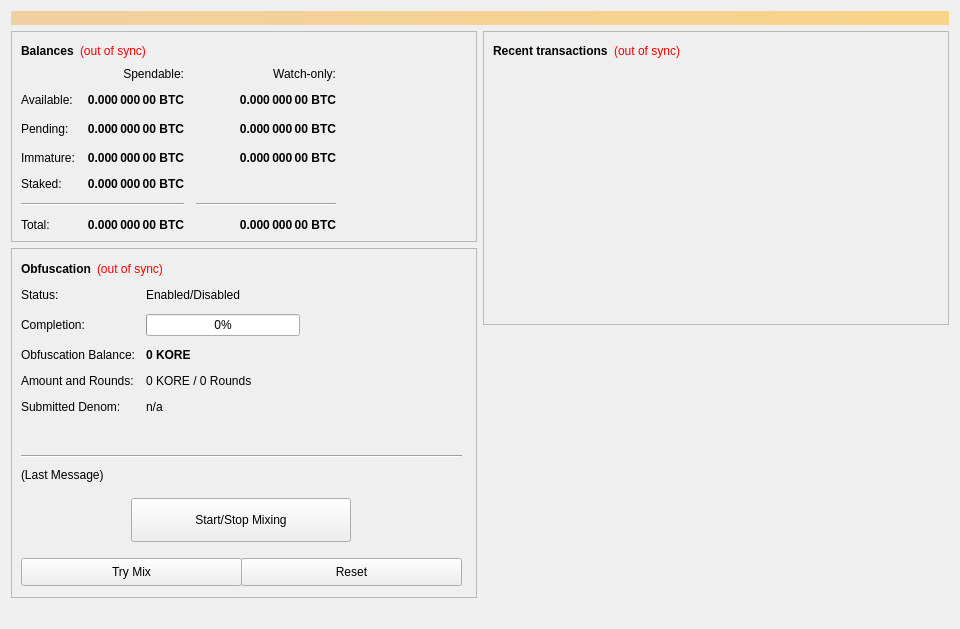
Old version of the form src/qt/forms/overviewpage.ui in the repository mammix2/kore-mammix2.
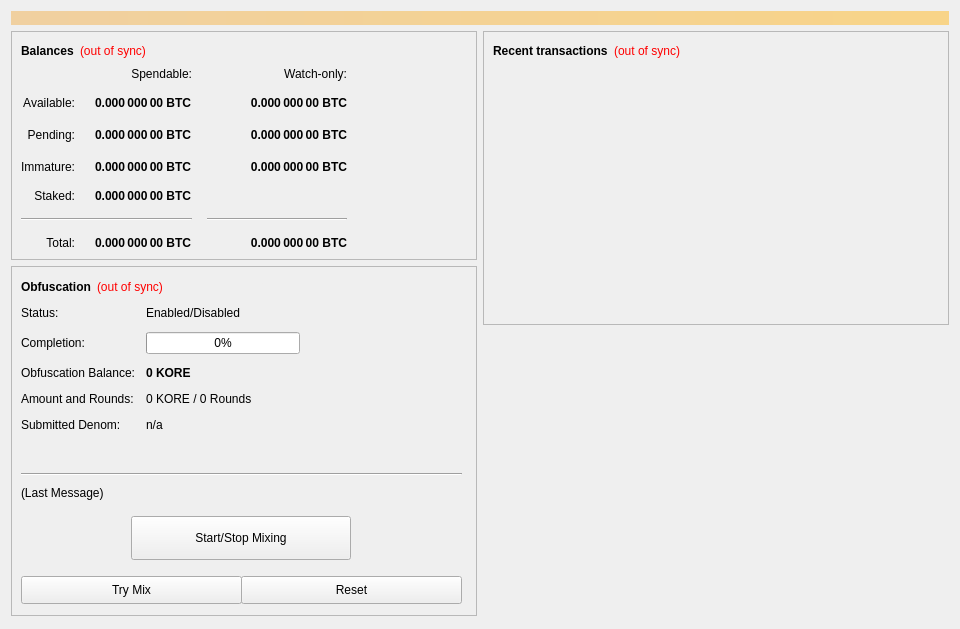
New version of the form.

Commit message: GUI label alignment and CSS

Patch:
```diff
--- a/src/qt/forms/overviewpage.ui
+++ b/src/qt/forms/overviewpage.ui
@@ -100,8 +100,11 @@
           </item>
           <item>
            <layout class="QGridLayout" name="gridLayout">
+            <property name="sizeConstraint">
+             <enum>QLayout::SetDefaultConstraint</enum>
+            </property>
             <property name="spacing">
-             <number>12</number>
+             <number>15</number>
             </property>
             <item row="0" column="1">
              <widget class="QLabel" name="labelSpendable">
@@ -113,6 +116,16 @@
               </property>
              </widget>
             </item>
+            <item row="4" column="0">
+             <widget class="QLabel" name="labelStakedText">
+              <property name="text">
+               <string>Staked:</string>
+              </property>
+              <property name="alignment">
+               <set>Qt::AlignRight|Qt::AlignTrailing|Qt::AlignVCenter</set>
+              </property>
+             </widget>
+            </item>
             <item row="0" column="2">
              <widget class="QLabel" name="labelWatchonly">
               <property name="text">
@@ -128,6 +141,9 @@
               <property name="text">
                <string>Available:</string>
               </property>
+              <property name="alignment">
+               <set>Qt::AlignRight|Qt::AlignTrailing|Qt::AlignVCenter</set>
+              </property>
              </widget>
             </item>
             <item row="1" column="1">
@@ -148,7 +164,10 @@
                <string notr="true">0.000 000 00 BTC</string>
               </property>
               <property name="alignment">
-               <set>Qt::AlignRight|Qt::AlignTrailing|Qt::AlignVCenter</set>
+               <set>Qt::AlignLeading|Qt::AlignLeft|Qt::AlignVCenter</set>
+              </property>
+              <property name="indent">
+               <number>5</number>
               </property>
               <property name="textInteractionFlags">
                <set>Qt::LinksAccessibleByMouse|Qt::TextSelectableByKeyboard|Qt::TextSelectableByMouse</set>
@@ -185,6 +204,9 @@
               <property name="text">
                <string>Pending:</string>
               </property>
+              <property name="alignment">
+               <set>Qt::AlignRight|Qt::AlignTrailing|Qt::AlignVCenter</set>
+              </property>
              </widget>
             </item>
             <item row="2" column="1">
@@ -205,7 +227,10 @@
                <string notr="true">0.000 000 00 BTC</string>
               </property>
               <property name="alignment">
-               <set>Qt::AlignRight|Qt::AlignTrailing|Qt::AlignVCenter</set>
+               <set>Qt::AlignLeading|Qt::AlignLeft|Qt::AlignVCenter</set>
+              </property>
+              <property name="indent">
+               <number>5</number>
               </property>
               <property name="textInteractionFlags">
                <set>Qt::LinksAccessibleByMouse|Qt::TextSelectableByKeyboard|Qt::TextSelectableByMouse</set>
@@ -255,6 +280,9 @@
               <property name="text">
                <string>Immature:</string>
               </property>
+              <property name="alignment">
+               <set>Qt::AlignRight|Qt::AlignTrailing|Qt::AlignVCenter</set>
+              </property>
              </widget>
             </item>
             <item row="3" column="1">
@@ -275,7 +303,10 @@
                <string notr="true">0.000 000 00 BTC</string>
               </property>
               <property name="alignment">
-               <set>Qt::AlignRight|Qt::AlignTrailing|Qt::AlignVCenter</set>
+               <set>Qt::AlignLeading|Qt::AlignLeft|Qt::AlignVCenter</set>
+              </property>
+              <property name="indent">
+               <number>5</number>
               </property>
               <property name="textInteractionFlags">
                <set>Qt::LinksAccessibleByMouse|Qt::TextSelectableByKeyboard|Qt::TextSelectableByMouse</set>
@@ -307,46 +338,20 @@
               </property>
              </widget>
             </item>
-            <item row="4" column="0">
-             <widget class="QLabel" name="labelStakedText">
-              <property name="text">
-               <string>Staked:</string>
-              </property>
-             </widget>
-            </item>
-            <item row="4" column="1">
-             <widget class="QLabel" name="labelStaked">
-              <property name="font">
-               <font>
-                <weight>75</weight>
-                <bold>true</bold>
-               </font>
-              </property>
-              <property name="cursor">
-               <cursorShape>IBeamCursor</cursorShape>
-              </property>
-              <property name="toolTip">
-               <string>Staked or masternode rewards that has not yet matured</string>
-              </property>
-              <property name="text">
-               <string notr="true">0.000 000 00 BTC</string>
-              </property>
-              <property name="alignment">
-               <set>Qt::AlignRight|Qt::AlignTrailing|Qt::AlignVCenter</set>
-              </property>
-              <property name="textInteractionFlags">
-               <set>Qt::LinksAccessibleByMouse|Qt::TextSelectableByKeyboard|Qt::TextSelectableByMouse</set>
-              </property>
-             </widget>
-            </item>
-            <item row="5" column="0" colspan="2">
+            <item row="6" column="0" colspan="2">
              <widget class="Line" name="lineSpendableBalance">
+              <property name="minimumSize">
+               <size>
+                <width>0</width>
+                <height>0</height>
+               </size>
+              </property>
               <property name="orientation">
                <enum>Qt::Horizontal</enum>
               </property>
              </widget>
             </item>
-            <item row="5" column="2">
+            <item row="6" column="2">
              <widget class="Line" name="lineWatchBalance">
               <property name="sizePolicy">
                <sizepolicy hsizetype="Preferred" vsizetype="Fixed">
@@ -365,14 +370,17 @@
               </property>
              </widget>
             </item>
-            <item row="6" column="0">
+            <item row="7" column="0">
              <widget class="QLabel" name="labelTotalText">
               <property name="text">
                <string>Total:</string>
               </property>
+              <property name="alignment">
+               <set>Qt::AlignRight|Qt::AlignTrailing|Qt::AlignVCenter</set>
+              </property>
              </widget>
             </item>
-            <item row="6" column="1">
+            <item row="7" column="1">
              <widget class="QLabel" name="labelTotal">
               <property name="font">
                <font>
@@ -390,14 +398,17 @@
                <string notr="true">0.000 000 00 BTC</string>
               </property>
               <property name="alignment">
-               <set>Qt::AlignRight|Qt::AlignTrailing|Qt::AlignVCenter</set>
+               <set>Qt::AlignLeading|Qt::AlignLeft|Qt::AlignVCenter</set>
+              </property>
+              <property name="indent">
+               <number>5</number>
               </property>
               <property name="textInteractionFlags">
                <set>Qt::LinksAccessibleByMouse|Qt::TextSelectableByKeyboard|Qt::TextSelectableByMouse</set>
               </property>
              </widget>
             </item>
-            <item row="6" column="2">
+            <item row="7" column="2">
              <widget class="QLabel" name="labelWatchTotal">
               <property name="font">
                <font>
@@ -422,6 +433,34 @@
               </property>
              </widget>
             </item>
+            <item row="4" column="1">
+             <widget class="QLabel" name="labelStaked">
+              <property name="font">
+               <font>
+                <weight>75</weight>
+                <bold>true</bold>
+               </font>
+              </property>
+              <property name="cursor">
+               <cursorShape>IBeamCursor</cursorShape>
+              </property>
+              <property name="toolTip">
+               <string>Staked or masternode rewards that has not yet matured</string>
+              </property>
+              <property name="text">
+               <string notr="true">0.000 000 00 BTC</string>
+              </property>
+              <property name="alignment">
+               <set>Qt::AlignLeading|Qt::AlignLeft|Qt::AlignVCenter</set>
+              </property>
+              <property name="indent">
+               <number>5</number>
+              </property>
+              <property name="textInteractionFlags">
+               <set>Qt::LinksAccessibleByMouse|Qt::TextSelectableByKeyboard|Qt::TextSelectableByMouse</set>
+              </property>
+             </widget>
+            </item>
            </layout>
           </item>
          </layout>
```
The commit also changes 1 other file.
